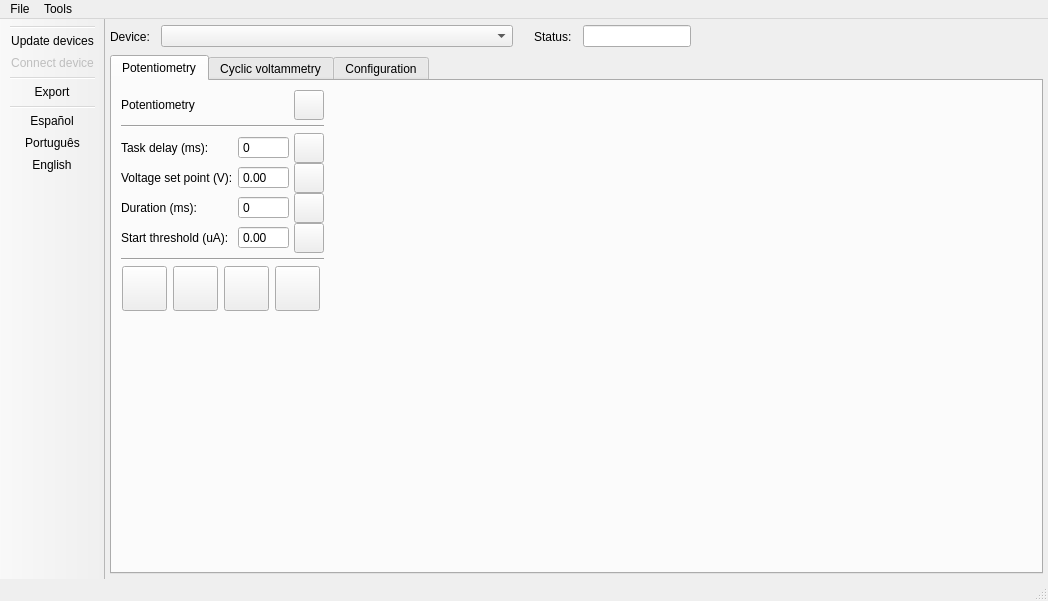
Jaimead7/Potentiostat, file app/resources/ui/mainWindow.ui: the form before one commit.
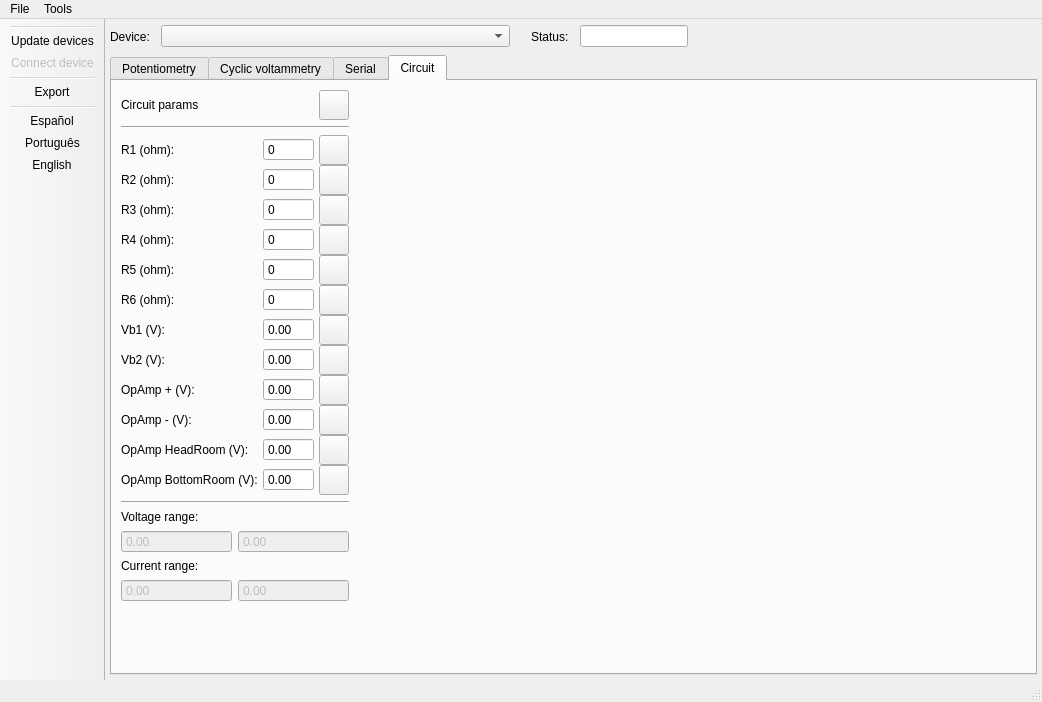
The form after the commit. Icons and pictures are not drawn.

Commit message: Add circuit parameters to the ui

Diff of the .ui file:
```diff
--- a/app/resources/ui/mainWindow.ui
+++ b/app/resources/ui/mainWindow.ui
@@ -6,8 +6,8 @@
    <rect>
     <x>0</x>
     <y>0</y>
-    <width>1048</width>
-    <height>601</height>
+    <width>1042</width>
+    <height>702</height>
    </rect>
   </property>
   <property name="minimumSize">
@@ -166,7 +166,7 @@
     <item row="2" column="0">
      <widget class="QTabWidget" name="tabWidget">
       <property name="currentIndex">
-       <number>0</number>
+       <number>3</number>
       </property>
       <widget class="QWidget" name="ptTab">
        <attribute name="title">
@@ -1317,7 +1317,7 @@
       </widget>
       <widget class="QWidget" name="configTab">
        <attribute name="title">
-        <string>Configuration</string>
+        <string>Serial</string>
        </attribute>
        <layout class="QGridLayout" name="gridLayout_11">
         <item row="0" column="3">
@@ -1415,6 +1415,935 @@
         </item>
        </layout>
       </widget>
+      <widget class="QWidget" name="circuitTab">
+       <attribute name="title">
+        <string>Circuit</string>
+       </attribute>
+       <layout class="QGridLayout" name="gridLayout_4">
+        <item row="1" column="0">
+         <layout class="QVBoxLayout" name="verticalLayout_4">
+          <item>
+           <layout class="QHBoxLayout" name="horizontalLayout_6">
+            <item>
+             <widget class="QLabel" name="sensor2Label_2">
+              <property name="text">
+               <string>Circuit params</string>
+              </property>
+             </widget>
+            </item>
+            <item>
+             <widget class="QPushButton" name="cvButton_2">
+              <property name="minimumSize">
+               <size>
+                <width>30</width>
+                <height>30</height>
+               </size>
+              </property>
+              <property name="maximumSize">
+               <size>
+                <width>30</width>
+                <height>30</height>
+               </size>
+              </property>
+              <property name="cursor">
+               <cursorShape>PointingHandCursor</cursorShape>
+              </property>
+              <property name="focusPolicy">
+               <enum>Qt::ClickFocus</enum>
+              </property>
+              <property name="text">
+               <string/>
+              </property>
+              <property name="icon">
+               <iconset resource="../resources/uiResources.qrc">
+                <normaloff>:/icons/sendIcon</normaloff>:/icons/sendIcon</iconset>
+              </property>
+              <property name="iconSize">
+               <size>
+                <width>30</width>
+                <height>30</height>
+               </size>
+              </property>
+             </widget>
+            </item>
+           </layout>
+          </item>
+          <item>
+           <widget class="Line" name="line_5">
+            <property name="orientation">
+             <enum>Qt::Horizontal</enum>
+            </property>
+           </widget>
+          </item>
+          <item>
+           <layout class="QGridLayout" name="gridLayout_10">
+            <property name="horizontalSpacing">
+             <number>5</number>
+            </property>
+            <property name="verticalSpacing">
+             <number>0</number>
+            </property>
+            <item row="1" column="0">
+             <widget class="QLabel" name="label_15">
+              <property name="text">
+               <string>R2 (ohm):</string>
+              </property>
+             </widget>
+            </item>
+            <item row="9" column="2">
+             <widget class="QPushButton" name="opampVccNButton">
+              <property name="minimumSize">
+               <size>
+                <width>30</width>
+                <height>30</height>
+               </size>
+              </property>
+              <property name="maximumSize">
+               <size>
+                <width>30</width>
+                <height>30</height>
+               </size>
+              </property>
+              <property name="cursor">
+               <cursorShape>PointingHandCursor</cursorShape>
+              </property>
+              <property name="focusPolicy">
+               <enum>Qt::ClickFocus</enum>
+              </property>
+              <property name="text">
+               <string/>
+              </property>
+              <property name="icon">
+               <iconset resource="../resources/uiResources.qrc">
+                <normaloff>:/icons/sendIcon</normaloff>:/icons/sendIcon</iconset>
+              </property>
+              <property name="iconSize">
+               <size>
+                <width>30</width>
+                <height>30</height>
+               </size>
+              </property>
+             </widget>
+            </item>
+            <item row="3" column="0">
+             <widget class="QLabel" name="label_20">
+              <property name="text">
+               <string>R4 (ohm):</string>
+              </property>
+             </widget>
+            </item>
+            <item row="2" column="2">
+             <widget class="QPushButton" name="r3Button">
+              <property name="minimumSize">
+               <size>
+                <width>30</width>
+                <height>30</height>
+               </size>
+              </property>
+              <property name="maximumSize">
+               <size>
+                <width>30</width>
+                <height>30</height>
+               </size>
+              </property>
+              <property name="cursor">
+               <cursorShape>PointingHandCursor</cursorShape>
+              </property>
+              <property name="focusPolicy">
+               <enum>Qt::ClickFocus</enum>
+              </property>
+              <property name="text">
+               <string/>
+              </property>
+              <property name="icon">
+               <iconset resource="../resources/uiResources.qrc">
+                <normaloff>:/icons/sendIcon</normaloff>:/icons/sendIcon</iconset>
+              </property>
+              <property name="iconSize">
+               <size>
+                <width>30</width>
+                <height>30</height>
+               </size>
+              </property>
+             </widget>
+            </item>
+            <item row="10" column="2">
+             <widget class="QPushButton" name="opampHRButton">
+              <property name="minimumSize">
+               <size>
+                <width>30</width>
+                <height>30</height>
+               </size>
+              </property>
+              <property name="maximumSize">
+               <size>
+                <width>30</width>
+                <height>30</height>
+               </size>
+              </property>
+              <property name="cursor">
+               <cursorShape>PointingHandCursor</cursorShape>
+              </property>
+              <property name="focusPolicy">
+               <enum>Qt::ClickFocus</enum>
+              </property>
+              <property name="text">
+               <string/>
+              </property>
+              <property name="icon">
+               <iconset resource="../resources/uiResources.qrc">
+                <normaloff>:/icons/sendIcon</normaloff>:/icons/sendIcon</iconset>
+              </property>
+              <property name="iconSize">
+               <size>
+                <width>30</width>
+                <height>30</height>
+               </size>
+              </property>
+             </widget>
+            </item>
+            <item row="2" column="1">
+             <widget class="QSpinBox" name="r3Value">
+              <property name="buttonSymbols">
+               <enum>QAbstractSpinBox::NoButtons</enum>
+              </property>
+              <property name="maximum">
+               <number>99999999</number>
+              </property>
+             </widget>
+            </item>
+            <item row="0" column="2">
+             <widget class="QPushButton" name="r1Button">
+              <property name="minimumSize">
+               <size>
+                <width>30</width>
+                <height>30</height>
+               </size>
+              </property>
+              <property name="maximumSize">
+               <size>
+                <width>30</width>
+                <height>30</height>
+               </size>
+              </property>
+              <property name="cursor">
+               <cursorShape>PointingHandCursor</cursorShape>
+              </property>
+              <property name="focusPolicy">
+               <enum>Qt::ClickFocus</enum>
+              </property>
+              <property name="text">
+               <string/>
+              </property>
+              <property name="icon">
+               <iconset resource="../resources/uiResources.qrc">
+                <normaloff>:/icons/sendIcon</normaloff>:/icons/sendIcon</iconset>
+              </property>
+              <property name="iconSize">
+               <size>
+                <width>30</width>
+                <height>30</height>
+               </size>
+              </property>
+             </widget>
+            </item>
+            <item row="5" column="0">
+             <widget class="QLabel" name="label_24">
+              <property name="text">
+               <string>R6 (ohm):</string>
+              </property>
+             </widget>
+            </item>
+            <item row="4" column="2">
+             <widget class="QPushButton" name="r5Button">
+              <property name="minimumSize">
+               <size>
+                <width>30</width>
+                <height>30</height>
+               </size>
+              </property>
+              <property name="maximumSize">
+               <size>
+                <width>30</width>
+                <height>30</height>
+               </size>
+              </property>
+              <property name="cursor">
+               <cursorShape>PointingHandCursor</cursorShape>
+              </property>
+              <property name="focusPolicy">
+               <enum>Qt::ClickFocus</enum>
+              </property>
+              <property name="text">
+               <string/>
+              </property>
+              <property name="icon">
+               <iconset resource="../resources/uiResources.qrc">
+                <normaloff>:/icons/sendIcon</normaloff>:/icons/sendIcon</iconset>
+              </property>
+              <property name="iconSize">
+               <size>
+                <width>30</width>
+                <height>30</height>
+               </size>
+              </property>
+             </widget>
+            </item>
+            <item row="9" column="0">
+             <widget class="QLabel" name="label_28">
+              <property name="text">
+               <string>OpAmp - (V):</string>
+              </property>
+             </widget>
+            </item>
+            <item row="5" column="1">
+             <widget class="QSpinBox" name="r6Value">
+              <property name="buttonSymbols">
+               <enum>QAbstractSpinBox::NoButtons</enum>
+              </property>
+              <property name="maximum">
+               <number>99999999</number>
+              </property>
+             </widget>
+            </item>
+            <item row="0" column="1">
+             <widget class="QSpinBox" name="r1Value">
+              <property name="buttonSymbols">
+               <enum>QAbstractSpinBox::NoButtons</enum>
+              </property>
+              <property name="maximum">
+               <number>99999999</number>
+              </property>
+             </widget>
+            </item>
+            <item row="0" column="0">
+             <widget class="QLabel" name="label_14">
+              <property name="text">
+               <string>R1 (ohm):</string>
+              </property>
+             </widget>
+            </item>
+            <item row="10" column="0">
+             <widget class="QLabel" name="label_29">
+              <property name="text">
+               <string>OpAmp HeadRoom (V):</string>
+              </property>
+             </widget>
+            </item>
+            <item row="7" column="0">
+             <widget class="QLabel" name="label_26">
+              <property name="text">
+               <string>Vb2 (V):</string>
+              </property>
+             </widget>
+            </item>
+            <item row="2" column="0">
+             <widget class="QLabel" name="label_13">
+              <property name="text">
+               <string>R3 (ohm):</string>
+              </property>
+             </widget>
+            </item>
+            <item row="3" column="1">
+             <widget class="QSpinBox" name="r4Value">
+              <property name="buttonSymbols">
+               <enum>QAbstractSpinBox::NoButtons</enum>
+              </property>
+              <property name="maximum">
+               <number>99999999</number>
+              </property>
+             </widget>
+            </item>
+            <item row="4" column="0">
+             <widget class="QLabel" name="label_33">
+              <property name="text">
+               <string>R5 (ohm):</string>
+              </property>
+             </widget>
+            </item>
+            <item row="7" column="2">
+             <widget class="QPushButton" name="vb2Button">
+              <property name="minimumSize">
+               <size>
+                <width>30</width>
+                <height>30</height>
+               </size>
+              </property>
+              <property name="maximumSize">
+               <size>
+                <width>30</width>
+                <height>30</height>
+               </size>
+              </property>
+              <property name="cursor">
+               <cursorShape>PointingHandCursor</cursorShape>
+              </property>
+              <property name="focusPolicy">
+               <enum>Qt::ClickFocus</enum>
+              </property>
+              <property name="text">
+               <string/>
+              </property>
+              <property name="icon">
+               <iconset resource="../resources/uiResources.qrc">
+                <normaloff>:/icons/sendIcon</normaloff>:/icons/sendIcon</iconset>
+              </property>
+              <property name="iconSize">
+               <size>
+                <width>30</width>
+                <height>30</height>
+               </size>
+              </property>
+             </widget>
+            </item>
+            <item row="1" column="2">
+             <widget class="QPushButton" name="r2Button">
+              <property name="minimumSize">
+               <size>
+                <width>30</width>
+                <height>30</height>
+               </size>
+              </property>
+              <property name="maximumSize">
+               <size>
+                <width>30</width>
+                <height>30</height>
+               </size>
+              </property>
+              <property name="cursor">
+               <cursorShape>PointingHandCursor</cursorShape>
+              </property>
+              <property name="focusPolicy">
+               <enum>Qt::ClickFocus</enum>
+              </property>
+              <property name="text">
+               <string/>
+              </property>
+              <property name="icon">
+               <iconset resource="../resources/uiResources.qrc">
+                <normaloff>:/icons/sendIcon</normaloff>:/icons/sendIcon</iconset>
+              </property>
+              <property name="iconSize">
+               <size>
+                <width>30</width>
+                <height>30</height>
+               </size>
+              </property>
+             </widget>
+            </item>
+            <item row="3" column="2">
+             <widget class="QPushButton" name="r4Button">
+              <property name="minimumSize">
+               <size>
+                <width>30</width>
+                <height>30</height>
+               </size>
+              </property>
+              <property name="maximumSize">
+               <size>
+                <width>30</width>
+                <height>30</height>
+               </size>
+              </property>
+              <property name="cursor">
+               <cursorShape>PointingHandCursor</cursorShape>
+              </property>
+              <property name="focusPolicy">
+               <enum>Qt::ClickFocus</enum>
+              </property>
+              <property name="text">
+               <string/>
+              </property>
+              <property name="icon">
+               <iconset resource="../resources/uiResources.qrc">
+                <normaloff>:/icons/sendIcon</normaloff>:/icons/sendIcon</iconset>
+              </property>
+              <property name="iconSize">
+               <size>
+                <width>30</width>
+                <height>30</height>
+               </size>
+              </property>
+             </widget>
+            </item>
+            <item row="5" column="2">
+             <widget class="QPushButton" name="r6VButton">
+              <property name="minimumSize">
+               <size>
+                <width>30</width>
+                <height>30</height>
+               </size>
+              </property>
+              <property name="maximumSize">
+               <size>
+                <width>30</width>
+                <height>30</height>
+               </size>
+              </property>
+              <property name="cursor">
+               <cursorShape>PointingHandCursor</cursorShape>
+              </property>
+              <property name="focusPolicy">
+               <enum>Qt::ClickFocus</enum>
+              </property>
+              <property name="text">
+               <string/>
+              </property>
+              <property name="icon">
+               <iconset resource="../resources/uiResources.qrc">
+                <normaloff>:/icons/sendIcon</normaloff>:/icons/sendIcon</iconset>
+              </property>
+              <property name="iconSize">
+               <size>
+                <width>30</width>
+                <height>30</height>
+               </size>
+              </property>
+             </widget>
+            </item>
+            <item row="6" column="2">
+             <widget class="QPushButton" name="vb1Button">
+              <property name="minimumSize">
+               <size>
+                <width>30</width>
+                <height>30</height>
+               </size>
+              </property>
+              <property name="maximumSize">
+               <size>
+                <width>30</width>
+                <height>30</height>
+               </size>
+              </property>
+              <property name="cursor">
+               <cursorShape>PointingHandCursor</cursorShape>
+              </property>
+              <property name="focusPolicy">
+               <enum>Qt::ClickFocus</enum>
+              </property>
+              <property name="text">
+               <string/>
+              </property>
+              <property name="icon">
+               <iconset resource="../resources/uiResources.qrc">
+                <normaloff>:/icons/sendIcon</normaloff>:/icons/sendIcon</iconset>
+              </property>
+              <property name="iconSize">
+               <size>
+                <width>30</width>
+                <height>30</height>
+               </size>
+              </property>
+             </widget>
+            </item>
+            <item row="1" column="1">
+             <widget class="QSpinBox" name="r2Value">
+              <property name="buttonSymbols">
+               <enum>QAbstractSpinBox::NoButtons</enum>
+              </property>
+              <property name="maximum">
+               <number>99999999</number>
+              </property>
+             </widget>
+            </item>
+            <item row="8" column="2">
+             <widget class="QPushButton" name="opampVccPButton">
+              <property name="minimumSize">
+               <size>
+                <width>30</width>
+                <height>30</height>
+               </size>
+              </property>
+              <property name="maximumSize">
+               <size>
+                <width>30</width>
+                <height>30</height>
+               </size>
+              </property>
+              <property name="cursor">
+               <cursorShape>PointingHandCursor</cursorShape>
+              </property>
+              <property name="focusPolicy">
+               <enum>Qt::ClickFocus</enum>
+              </property>
+              <property name="text">
+               <string/>
+              </property>
+              <property name="icon">
+               <iconset resource="../resources/uiResources.qrc">
+                <normaloff>:/icons/sendIcon</normaloff>:/icons/sendIcon</iconset>
+              </property>
+              <property name="iconSize">
+               <size>
+                <width>30</width>
+                <height>30</height>
+               </size>
+              </property>
+             </widget>
+            </item>
+            <item row="4" column="1">
+             <widget class="QSpinBox" name="r5Value">
+              <property name="buttonSymbols">
+               <enum>QAbstractSpinBox::NoButtons</enum>
+              </property>
+              <property name="maximum">
+               <number>99999999</number>
+              </property>
+             </widget>
+            </item>
+            <item row="6" column="0">
+             <widget class="QLabel" name="label_25">
+              <property name="text">
+               <string>Vb1 (V):</string>
+              </property>
+             </widget>
+            </item>
+            <item row="8" column="0">
+             <widget class="QLabel" name="label_27">
+              <property name="text">
+               <string>OpAmp + (V):</string>
+              </property>
+             </widget>
+            </item>
+            <item row="11" column="0">
+             <widget class="QLabel" name="label_30">
+              <property name="text">
+               <string>OpAmp BottomRoom (V):</string>
+              </property>
+             </widget>
+            </item>
+            <item row="11" column="2">
+             <widget class="QPushButton" name="opampBRButton">
+              <property name="minimumSize">
+               <size>
+                <width>30</width>
+                <height>30</height>
+               </size>
+              </property>
+              <property name="maximumSize">
+               <size>
+                <width>30</width>
+                <height>30</height>
+               </size>
+              </property>
+              <property name="cursor">
+               <cursorShape>PointingHandCursor</cursorShape>
+              </property>
+              <property name="focusPolicy">
+               <enum>Qt::ClickFocus</enum>
+              </property>
+              <property name="text">
+               <string/>
+              </property>
+              <property name="icon">
+               <iconset resource="../resources/uiResources.qrc">
+                <normaloff>:/icons/sendIcon</normaloff>:/icons/sendIcon</iconset>
+              </property>
+              <property name="iconSize">
+               <size>
+                <width>30</width>
+                <height>30</height>
+               </size>
+              </property>
+             </widget>
+            </item>
+            <item row="10" column="1">
+             <widget class="QDoubleSpinBox" name="opampHRValue">
+              <property name="buttonSymbols">
+               <enum>QAbstractSpinBox::NoButtons</enum>
+              </property>
+              <property name="minimum">
+               <double>-9.000000000000000</double>
+              </property>
+              <property name="maximum">
+               <double>9.000000000000000</double>
+              </property>
+              <property name="singleStep">
+               <double>0.010000000000000</double>
+              </property>
+             </widget>
+            </item>
+            <item row="11" column="1">
+             <widget class="QDoubleSpinBox" name="opampBRValue">
+              <property name="buttonSymbols">
+               <enum>QAbstractSpinBox::NoButtons</enum>
+              </property>
+              <property name="minimum">
+               <double>-9.000000000000000</double>
+              </property>
+              <property name="maximum">
+               <double>9.000000000000000</double>
+              </property>
+              <property name="singleStep">
+               <double>0.010000000000000</double>
+              </property>
+             </widget>
+            </item>
+            <item row="9" column="1">
+             <widget class="QDoubleSpinBox" name="opampVccNValue">
+              <property name="buttonSymbols">
+               <enum>QAbstractSpinBox::NoButtons</enum>
+              </property>
+              <property name="minimum">
+               <double>-9.000000000000000</double>
+              </property>
+              <property name="maximum">
+               <double>9.000000000000000</double>
+              </property>
+              <property name="singleStep">
+               <double>0.010000000000000</double>
+              </property>
+             </widget>
+            </item>
+            <item row="8" column="1">
+             <widget class="QDoubleSpinBox" name="opampVccPValue">
+              <property name="buttonSymbols">
+               <enum>QAbstractSpinBox::NoButtons</enum>
+              </property>
+              <property name="minimum">
+               <double>-9.000000000000000</double>
+              </property>
+              <property name="maximum">
+               <double>9.000000000000000</double>
+              </property>
+              <property name="singleStep">
+               <double>0.010000000000000</double>
+              </property>
+             </widget>
+            </item>
+            <item row="7" column="1">
+             <widget class="QDoubleSpinBox" name="vb2Value">
+              <property name="buttonSymbols">
+               <enum>QAbstractSpinBox::NoButtons</enum>
+              </property>
+              <property name="minimum">
+               <double>-9.000000000000000</double>
+              </property>
+              <property name="maximum">
+               <double>9.000000000000000</double>
+              </property>
+              <property name="singleStep">
+               <double>0.010000000000000</double>
+              </property>
+             </widget>
+            </item>
+            <item row="6" column="1">
+             <widget class="QDoubleSpinBox" name="vb1Value">
+              <property name="buttonSymbols">
+               <enum>QAbstractSpinBox::NoButtons</enum>
+              </property>
+              <property name="minimum">
+               <double>-9.000000000000000</double>
+              </property>
+              <property name="maximum">
+               <double>9.000000000000000</double>
+              </property>
+              <property name="singleStep">
+               <double>0.010000000000000</double>
+              </property>
+             </widget>
+            </item>
+           </layout>
+          </item>
+          <item>
+           <widget class="Line" name="line_6">
+            <property name="orientation">
+             <enum>Qt::Horizontal</enum>
+            </property>
+           </widget>
+          </item>
+          <item>
+           <widget class="QLabel" name="sensor2Label_3">
+            <property name="text">
+             <string>Voltage range:</string>
+            </property>
+           </widget>
+          </item>
+          <item>
+           <layout class="QHBoxLayout" name="horizontalLayout_7">
+            <item>
+             <spacer name="horizontalSpacer_8">
+              <property name="orientation">
+               <enum>Qt::Horizontal</enum>
+              </property>
+              <property name="sizeType">
+               <enum>QSizePolicy::Preferred</enum>
+              </property>
+              <property name="sizeHint" stdset="0">
+               <size>
+                <width>0</width>
+                <height>0</height>
+               </size>
+              </property>
+             </spacer>
+            </item>
+            <item>
+             <widget class="QDoubleSpinBox" name="vRangeMinValue">
+              <property name="enabled">
+               <bool>false</bool>
+              </property>
+              <property name="buttonSymbols">
+               <enum>QAbstractSpinBox::NoButtons</enum>
+              </property>
+              <property name="minimum">
+               <double>-9.000000000000000</double>
+              </property>
+              <property name="maximum">
+               <double>9.000000000000000</double>
+              </property>
+              <property name="singleStep">
+               <double>0.010000000000000</double>
+              </property>
+             </widget>
+            </item>
+            <item>
+             <widget class="QDoubleSpinBox" name="vRangeMaxValue">
+              <property name="enabled">
+               <bool>false</bool>
+              </property>
+              <property name="buttonSymbols">
+               <enum>QAbstractSpinBox::NoButtons</enum>
+              </property>
+              <property name="minimum">
+               <double>-9.000000000000000</double>
+              </property>
+              <property name="maximum">
+               <double>9.000000000000000</double>
+              </property>
+              <property name="singleStep">
+               <double>0.010000000000000</double>
+              </property>
+             </widget>
+            </item>
+            <item>
+             <spacer name="horizontalSpacer_9">
+              <property name="orientation">
+               <enum>Qt::Horizontal</enum>
+              </property>
+              <property name="sizeType">
+               <enum>QSizePolicy::Preferred</enum>
+              </property>
+              <property name="sizeHint" stdset="0">
+               <size>
+                <width>0</width>
+                <height>0</height>
+               </size>
+              </property>
+             </spacer>
+            </item>
+           </layout>
+          </item>
+          <item>
+           <widget class="QLabel" name="sensor2Label_4">
+            <property name="text">
+             <string>Current range:</string>
+            </property>
+           </widget>
+          </item>
+          <item>
+           <layout class="QHBoxLayout" name="horizontalLayout_8">
+            <item>
+             <spacer name="horizontalSpacer_10">
+              <property name="orientation">
+               <enum>Qt::Horizontal</enum>
+              </property>
+              <property name="sizeType">
+               <enum>QSizePolicy::Preferred</enum>
+              </property>
+              <property name="sizeHint" stdset="0">
+               <size>
+                <width>0</width>
+                <height>0</height>
+               </size>
+              </property>
+             </spacer>
+            </item>
+            <item>
+             <widget class="QDoubleSpinBox" name="cRangeMinValue">
+              <property name="enabled">
+               <bool>false</bool>
+              </property>
+              <property name="buttonSymbols">
+               <enum>QAbstractSpinBox::NoButtons</enum>
+              </property>
+              <property name="minimum">
+               <double>-9.000000000000000</double>
+              </property>
+              <property name="maximum">
+               <double>9.000000000000000</double>
+              </property>
+              <property name="singleStep">
+               <double>0.010000000000000</double>
+              </property>
+             </widget>
+            </item>
+            <item>
+             <widget class="QDoubleSpinBox" name="vb1Value_5">
+              <property name="enabled">
+               <bool>false</bool>
+              </property>
+              <property name="buttonSymbols">
+               <enum>QAbstractSpinBox::NoButtons</enum>
+              </property>
+              <property name="minimum">
+               <double>-9.000000000000000</double>
+              </property>
+              <property name="maximum">
+               <double>9.000000000000000</double>
+              </property>
+              <property name="singleStep">
+               <double>0.010000000000000</double>
+              </property>
+             </widget>
+            </item>
+            <item>
+             <spacer name="horizontalSpacer_11">
+              <property name="orientation">
+               <enum>Qt::Horizontal</enum>
+              </property>
+              <property name="sizeType">
+               <enum>QSizePolicy::Preferred</enum>
+              </property>
+              <property name="sizeHint" stdset="0">
+               <size>
+                <width>0</width>
+                <height>0</height>
+               </size>
+              </property>
+             </spacer>
+            </item>
+           </layout>
+          </item>
+          <item>
+           <spacer name="verticalSpacer_3">
+            <property name="orientation">
+             <enum>Qt::Vertical</enum>
+            </property>
+            <property name="sizeHint" stdset="0">
+             <size>
+              <width>0</width>
+              <height>0</height>
+             </size>
+            </property>
+           </spacer>
+          </item>
+         </layout>
+        </item>
+        <item row="1" column="1">
+         <spacer name="horizontalSpacer_7">
+          <property name="orientation">
+           <enum>Qt::Horizontal</enum>
+          </property>
+          <property name="sizeHint" stdset="0">
+           <size>
+            <width>0</width>
+            <height>0</height>
+           </size>
+          </property>
+         </spacer>
+        </item>
+       </layout>
+      </widget>
      </widget>
     </item>
    </layout>
@@ -1424,7 +2353,7 @@
     <rect>
      <x>0</x>
      <y>0</y>
-     <width>1048</width>
+     <width>1042</width>
      <height>21</height>
     </rect>
    </property>
```
Left out of the diff: 150 changed lines with no effect on the pictures. The commit also changes 7 other files.
